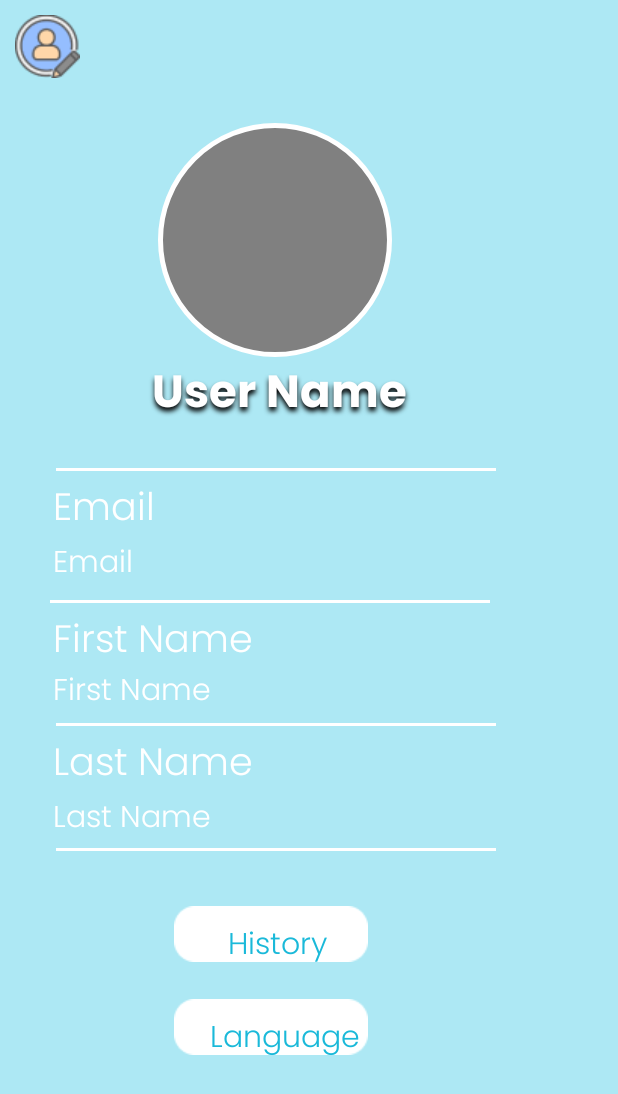
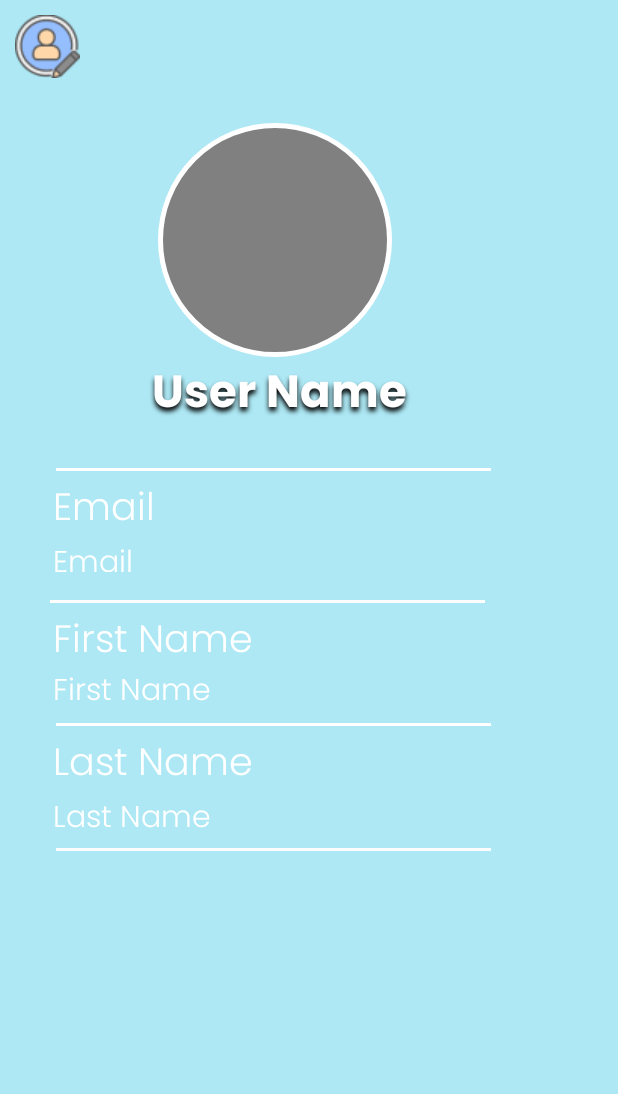
Before and after one commit to ShalevAsor/ChallengesGame, an Android app: the fragment TopScores placed in its activity, after a tap on "My Profile", on a phone screen of 412 x 824 dp. Shown: the top 1094 px of the screen. Run offline under Robolectric (Android 15) with nearby library versions, the phone set to English and light mode, and no system bars; our stand-ins replace CircleImageView, Firebase (no records; nobody signed in at launch, a user with empty details on screens opened directly), Picasso; libraries missing offline, so code that uses them is left out: com.google.maps.android; Roboto replaces fonts that are not available here; 6 statements that could not run were skipped; 1 other tap on this screen came first.

Commit message:
fixed add challenge delay , fixed user profile and topscores view

```diff
--- a/app/src/main/java/com/example/myapp/MapsActivity.kt
+++ b/app/src/main/java/com/example/myapp/MapsActivity.kt
@@ -28,7 +28,6 @@ import com.google.android.gms.maps.GoogleMap
 import com.google.android.gms.maps.OnMapReadyCallback
 import com.google.android.gms.maps.SupportMapFragment
 import com.google.android.gms.maps.model.*
-import com.google.android.material.internal.ContextUtils.getActivity
 import com.google.android.material.navigation.NavigationView
 import com.google.firebase.auth.FirebaseAuth
 import com.google.firebase.database.DatabaseReference
@@ -132,9 +131,10 @@ class MapsActivity : AppCompatActivity(), OnMapReadyCallback,GoogleMap.OnMarkerC
                 R.id.nav_logout -> {
                     firebaseAuth.signOut()
                     signOutGoogle()
-                    val intent = Intent(this, LoginActivity::class.java)
+                    val intent = Intent(this,LoginActivity::class.java)
                     startActivity(intent)
                     finishAffinity()
+
                 }
             }
             true
@@ -203,12 +203,10 @@ class MapsActivity : AppCompatActivity(), OnMapReadyCallback,GoogleMap.OnMarkerC
             )
             return
         }
-
         val getLocation =
             fusedLocationProviderClient.lastLocation.addOnSuccessListener { location ->
                 if (location != null) {
                     currentLocation = location
-
                     mapFragment.getMapAsync(this)
                 }
             }
@@ -502,6 +500,9 @@ class MapsActivity : AppCompatActivity(), OnMapReadyCallback,GoogleMap.OnMarkerC
                             0
                         )
                         updateMarkersOnTheList()
+                        mMap.animateCamera(CameraUpdateFactory.newLatLng(markerLocation))
+                        mMap.animateCamera(CameraUpdateFactory.newLatLngZoom(markerLocation, 15.0f))
+
                         addMarkerPupUp.dismiss()
                     }
                 }
--- a/app/src/main/java/com/example/myapp/TopScores.kt
+++ b/app/src/main/java/com/example/myapp/TopScores.kt
@@ -21,6 +21,9 @@ import com.google.firebase.database.ValueEventListener
  */
 class TopScores : Fragment() {
 
+    private val FIRSTSCORE:Int = 0
+    private val SECONDSCORE:Int = 1
+    private val THIRDSCORE:Int = 2
     var firstName: String? = null
     var totalScores: Int = 0
 
@@ -61,12 +64,12 @@ class TopScores : Fragment() {
         val thirdScore = view.findViewById<TextView>(R.id.my_top_scores_text_third_score)
         //add image profile
         //set top 3 players
-        firstScore.text = "40"
-        secondScore.text = "30"
-        thirdScore.text ="25"
-        firstScoreUserName.text = "Tom"
-        secondScoreUserName.text = "Ron"
-        thirdScoreUserName.text = "Avi"
+        firstScore.text = "24"
+        secondScore.text = "23"
+        thirdScore.text ="22"
+        firstScoreUserName.text = "david"
+        secondScoreUserName.text = "avi"
+        thirdScoreUserName.text = "ron"
 
         return view
     }
@@ -94,9 +97,12 @@ class TopScores : Fragment() {
                     }
                     topScores.reverse()
                     topScoresAdapter.notifyDataSetChanged()
+
                 }
 
                 override fun onCancelled(error: DatabaseError) {}
             })
     }
+
+
 }
--- a/app/src/main/java/com/example/myapp/UserProfileActivity.kt
+++ b/app/src/main/java/com/example/myapp/UserProfileActivity.kt
@@ -1,8 +1,12 @@
 package com.example.myapp
 
+import android.content.Intent
 import androidx.appcompat.app.AppCompatActivity
 import android.os.Bundle
 import android.util.Log
+import android.view.View
+import android.widget.Button
+import android.widget.EditText
 import android.widget.ImageView
 import android.widget.TextView
 import com.example.myapp.Model.Users
@@ -33,6 +37,16 @@ class UserProfileActivity : AppCompatActivity() {
         var userLastName:TextView = findViewById(R.id.user_profile_last_name)
         var userEmail:TextView = findViewById(R.id.user_profile_email)
         var userProfileImage: CircleImageView = findViewById(R.id.user_profile_image)
+        var editEmail:EditText = findViewById(R.id.user_profile_email_edit)
+        var editFirstName:EditText = findViewById(R.id.user_profile_first_name_edit)
+        var editLastName:EditText = findViewById(R.id.user_profile_last_name_edit)
+        var editBtn:ImageView = findViewById(R.id.ic_edit_profile_1)
+        var saveBtn:Button = findViewById(R.id.user_profile_save_btn)
+        editEmail.visibility = View.GONE
+        editFirstName.visibility = View.GONE
+        editLastName.visibility = View.GONE
+        saveBtn.visibility = View.GONE
+
         databaseReference = FirebaseDatabase.getInstance().getReference("Users")
         Log.i("uid", "the value is :"+uid)
         if(uid.isNotEmpty()){
@@ -54,6 +68,24 @@ class UserProfileActivity : AppCompatActivity() {
 
             })
         }
+        editBtn.setOnClickListener{
+            saveBtn.visibility = View.VISIBLE
+            editEmail.visibility = View.VISIBLE
+            editFirstName.visibility = View.VISIBLE
+            editLastName.visibility = View.VISIBLE
+            userFirstName.visibility = View.GONE
+            userLastName.visibility = View.GONE
+            userEmail.visibility = View.GONE
+
+            saveBtn.setOnClickListener {
+                val intent = Intent(this, UserProfileActivity::class.java)
+                startActivity(intent)
+                finish()
+            }
+
+
+        }
+
     }
 
 //    private fun getUserData(){
--- a/app/src/main/res/layout/activity_user_profile.xml
+++ b/app/src/main/res/layout/activity_user_profile.xml
@@ -52,28 +52,28 @@
                 android:background="@drawable/user_profile_line_1_shape"
                 android:layout_marginStart="37dp"
                 android:layout_marginTop="312dp"
-                android:layout_width="293.01dp"
+                android:layout_width="290dp"
                 android:layout_height="2dp" />
 
             <View   android:id="@+id/line_2"
                 android:background="@drawable/user_profile_line_2_shape"
                 android:layout_marginStart="33dp"
                 android:layout_marginTop="400dp"
-                android:layout_width="293.01dp"
+                android:layout_width="290dp"
                 android:layout_height="2dp" />
 
             <View   android:id="@+id/line_3"
                 android:background="@drawable/user_profile_line_3_shape"
                 android:layout_marginStart="37dp"
                 android:layout_marginTop="482dp"
-                android:layout_width="293.01dp"
+                android:layout_width="290dp"
                 android:layout_height="2dp" />
 
             <View   android:id="@+id/line_4"
                 android:background="@drawable/user_profile_line_4_shape"
                 android:layout_marginStart="37dp"
                 android:layout_marginTop="565dp"
-                android:layout_width="293.01dp"
+                android:layout_width="290dp"
                 android:layout_height="2dp" />
 
             <TextView
@@ -88,10 +88,21 @@
                 android:textColor="@color/white"
                 android:textSize="25sp" />
 
+
+            <EditText
+                android:id="@+id/user_profile_email_edit"
+                android:layout_width="281dp"
+                android:layout_height="wrap_content"
+                android:fontFamily="@font/poppins_light"
+                android:textColor="@color/white"
+                android:layout_marginTop="350dp"
+                android:layout_marginStart="30dp"
+                android:textSize="20sp" />
+
             <TextView
                 android:id="@+id/user_profile_email"
-                android:layout_width="320dp"
-                android:layout_height="wrap_content"
+                android:layout_width="291dp"
+                android:layout_height="21dp"
                 android:layout_gravity="center_horizontal|center"
                 android:layout_marginStart="35dp"
                 android:layout_marginTop="360dp"
@@ -99,6 +110,8 @@
                 android:text="@string/user_profile_email"
                 android:textColor="@color/white"
                 android:textSize="20sp" />
+
+
 
             <TextView
                 android:id="@+id/user_profile_first_name_title"
@@ -111,11 +124,20 @@
                 android:text="@string/user_profile_first_name"
                 android:textColor="@color/white"
                 android:textSize="25sp" />
+            <EditText
+                android:id="@+id/user_profile_first_name_edit"
+                android:layout_width="281dp"
+                android:layout_height="wrap_content"
+                android:fontFamily="@font/poppins_light"
+                android:textColor="@color/white"
+                android:layout_marginTop="432dp"
+                android:layout_marginStart="35dp"
+                android:textSize="20sp" />
 
             <TextView
                 android:id="@+id/user_profile_first_name"
-                android:layout_width="297dp"
-                android:layout_height="wrap_content"
+                android:layout_width="290dp"
+                android:layout_height="40dp"
                 android:layout_gravity="center_horizontal|center"
                 android:layout_marginStart="35dp"
                 android:layout_marginTop="445dp"
@@ -136,11 +158,20 @@
                 android:text="@string/user_profile_last_name"
                 android:textColor="@color/white"
                 android:textSize="25sp" />
+            <EditText
+                android:id="@+id/user_profile_last_name_edit"
+                android:layout_width="281dp"
+                android:layout_height="wrap_content"
+                android:fontFamily="@font/poppins_light"
+                android:textColor="@color/white"
+                android:layout_marginTop="515dp"
+                android:layout_marginStart="35dp"
+                android:textSize="20sp" />
 
             <TextView
                 android:id="@+id/user_profile_last_name"
-                android:layout_width="300dp"
-                android:layout_height="wrap_content"
+                android:layout_width="290dp"
+                android:layout_height="40dp"
                 android:layout_gravity="center_horizontal|center"
                 android:layout_marginStart="35dp"
                 android:layout_marginTop="530dp"
@@ -149,46 +180,21 @@
                 android:textColor="@color/white"
                 android:textSize="20sp" />
 
-            <ImageView android:id="@+id/user_profile_history_btn"
-                android:src="@drawable/user_profile_btn_shape"
+
+
+            <Button
+                android:id="@+id/user_profile_save_btn"
+                android:background="@drawable/user_profile_btn_shape"
                 android:layout_marginStart="116dp"
                 android:layout_marginTop="604dp"
+                android:text="@string/user_profile_save"
+                android:fontFamily="@font/poppins_bold"
+                android:textColor="#1AB9D9"
+                android:textSize="20sp"
+                android:textAlignment="center"
                 android:layout_width="129dp"
                 android:layout_height="37dp" />
 
-            <TextView android:id="@+id/user_profile_history"
-                android:layout_gravity="center_horizontal|center"
-                android:gravity="center"
-                android:fontFamily="@font/poppins_light"
-                android:textSize="20sp"
-                android:textColor="#1AB9D9"
-                android:layout_marginStart="129dp"
-                android:layout_marginTop="611dp"
-                android:layout_width="111dp"
-                android:layout_height="39dp"
-                android:text="@string/user_profile_history"
-                />
-
-            <ImageView android:id="@+id/user_profile_language_btn"
-                android:src="@drawable/user_profile_language_btn_shape"
-                android:contentDescription="rectangle_2"
-                android:layout_marginStart="116dp"
-                android:layout_marginTop="666dp"
-                android:layout_width="129dp"
-                android:layout_height="37dp" />
-
-            <TextView android:id="@+id/user_profile_language"
-                android:layout_gravity="center_horizontal|center"
-                android:gravity="center"
-                android:textSize="20sp"
-                android:fontFamily="@font/poppins_light"
-                android:textColor="#1AB9D9"
-                android:layout_marginStart="129dp"
-                android:layout_marginTop="673dp"
-                android:layout_width="121dp"
-                android:layout_height="39dp"
-                android:text="@string/user_profile_language"
-                />
 
         </RelativeLayout>
     </LinearLayout>
--- a/app/src/main/res/layout/fragment_top_scores.xml
+++ b/app/src/main/res/layout/fragment_top_scores.xml
@@ -179,7 +179,7 @@
         android:layout_width="match_parent"
         android:layout_height="wrap_content"
         android:layout_marginStart="16dp"
-        android:layout_marginTop="280dp"
+        android:layout_marginTop="268dp"
 
         android:layout_marginBottom="15dp"
         app:layout_constraintBottom_toBottomOf="parent"
--- a/app/src/main/res/values/strings.xml
+++ b/app/src/main/res/values/strings.xml
@@ -77,6 +77,7 @@
     <string name="user_profile_first_name">First Name</string>
     <string name="user_profile_last_name">Last Name</string>
     <string name="user_profile_history">History</string>
+    <string name="user_profile_save">Save</string>
     <string name="user_profile_language">Language</string>
 
 
```
